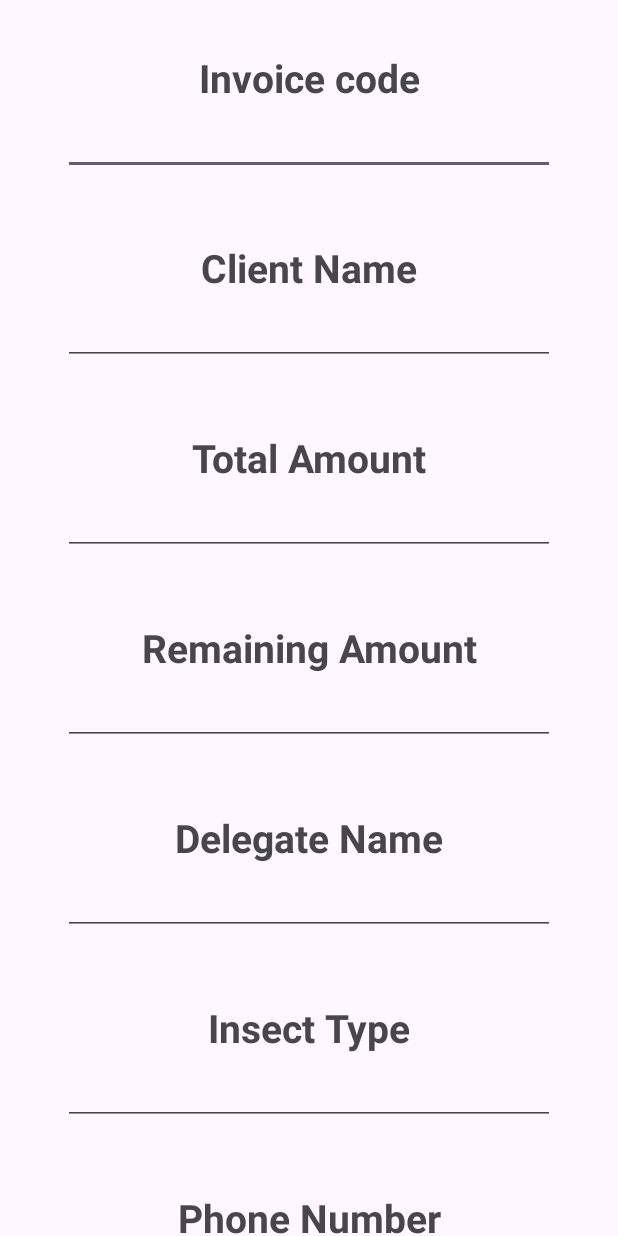
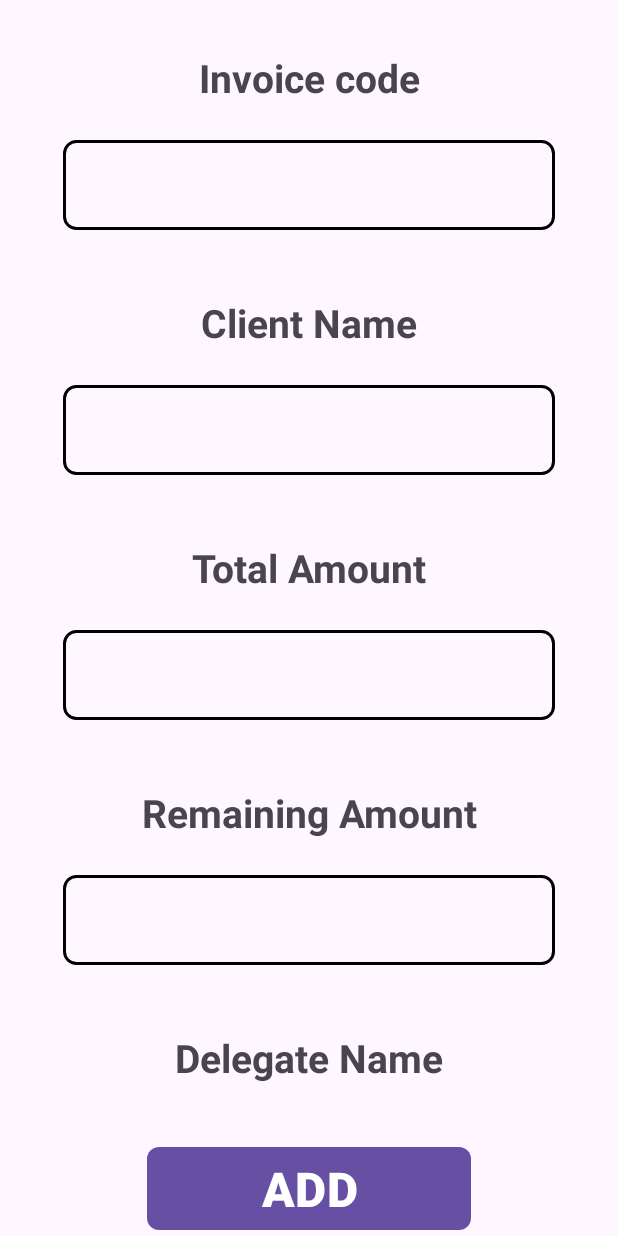
Before and after one commit to developeradelaiad/TecnoMainz, an Android app: the AddClientActivity screen opened directly, with no data from a screen before it, on a phone screen of 412 x 824 dp. Run offline under Robolectric (Android 15) with nearby library versions, the phone set to English and light mode, and no system bars.

Commit message:
Initial commit

```diff
--- a/app/src/main/java/com/example/tecnomainz/client/AddClientAdapter.kt
+++ b/app/src/main/java/com/example/tecnomainz/client/AddClientAdapter.kt
@@ -8,7 +8,7 @@ import androidx.recyclerview.widget.RecyclerView
 import com.example.tecnomainz.R
 
 // TODO: Edit the list item
-class AddClientAdapter(val a: Activity, val addFields: List<Int>): RecyclerView.Adapter<AddClientAdapter.VH>() {
+class AddClientAdapter(private val a: Activity, private val addFields: List<Int>): RecyclerView.Adapter<AddClientAdapter.VH>() {
     class VH(view: View): RecyclerView.ViewHolder(view) {
         val label: TextView = view.findViewById(R.id.client_add_tv)
     }
--- /dev/null
+++ b/app/src/main/res/drawable/list_add_et.xml
@@ -0,0 +1,8 @@
+<?xml version="1.0" encoding="utf-8"?>
+<shape xmlns:android="http://schemas.android.com/apk/res/android">
+    <stroke
+        android:width="2dp"
+        android:color="@color/black" />
+    <corners
+        android:radius="8dp"/>
+</shape>
--- a/app/src/main/res/layout/activity_add_client.xml
+++ b/app/src/main/res/layout/activity_add_client.xml
@@ -6,12 +6,23 @@
     android:layout_width="match_parent"
     android:layout_height="match_parent">
 
-    <!-- TODO: ADD Adapter -->
+
     <androidx.recyclerview.widget.RecyclerView
         android:layout_width="match_parent"
         android:id="@+id/add_client_rv"
         app:layoutManager="androidx.recyclerview.widget.LinearLayoutManager"
         tools:listitem=""
+        android:paddingBottom="80dp"
         android:layout_height="match_parent"/>
 
+    <com.google.android.material.button.MaterialButton
+        android:layout_width="match_parent"
+        app:cornerRadius="8dp"
+        android:layout_marginHorizontal="98dp"
+        android:text="ADD"
+        app:layout_constraintBottom_toBottomOf="parent"
+        android:textStyle="bold"
+        android:textSize="32sp"
+        android:layout_height="wrap_content"/>
+
 </androidx.constraintlayout.widget.ConstraintLayout>
--- a/app/src/main/res/layout/list_client_add.xml
+++ b/app/src/main/res/layout/list_client_add.xml
@@ -20,6 +20,7 @@
         android:layout_height="wrap_content"/>
 
     <com.google.android.material.textfield.TextInputLayout
+        android:layout_marginTop="24dp"
         android:layout_width="match_parent"
         android:id="@+id/client_add_ev"
         app:layout_constraintTop_toBottomOf="@id/client_add_tv"
@@ -27,10 +28,12 @@
         android:layout_height="wrap_content"/>
 
     <com.google.android.material.textfield.TextInputEditText
+        android:paddingStart="16dp"
         android:layout_width="match_parent"
         app:layout_constraintTop_toTopOf="@id/client_add_ev"
         android:textSize="24sp"
+        android:background="@drawable/list_add_et"
         android:fontFamily="serif-monospace"
-        android:layout_height="wrap_content"/>
+        android:layout_height="60dp"/>
 
 </androidx.constraintlayout.widget.ConstraintLayout>
--- a/app/src/main/res/values/strings.xml
+++ b/app/src/main/res/values/strings.xml
@@ -23,4 +23,5 @@
     <string name="time">Time</string>
     <string name="date">Date</string>
     <string name="follow_ups">Follow Ups</string>
+    <string name="your_text_here">Your Text Here</string>
 </resources>
```
Also changed, not shown: 1 other file.
